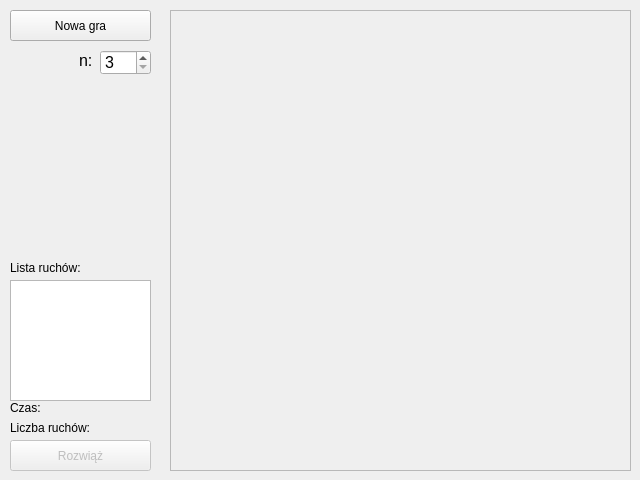
Before: the Qt Designer form mainwindow.ui in kaarkadiusz/SlidingPuzzle, drawn with Qt 5.
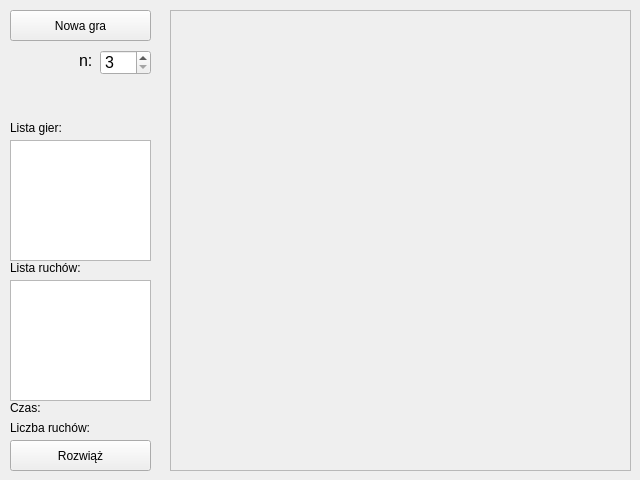
After: the same form once the commit is applied.

Commit message: Tworzenie wielu gier i przełączanie się miedzy nimi

```diff
--- a/mainwindow.ui
+++ b/mainwindow.ui
@@ -108,7 +108,7 @@
    </widget>
    <widget class="QPushButton" name="solveButton">
     <property name="enabled">
-     <bool>false</bool>
+     <bool>true</bool>
     </property>
     <property name="geometry">
      <rect>
@@ -214,6 +214,49 @@
      <string>Lista ruchów:</string>
     </property>
    </widget>
+   <widget class="QLabel" name="label_5">
+    <property name="geometry">
+     <rect>
+      <x>10</x>
+      <y>120</y>
+      <width>141</width>
+      <height>16</height>
+     </rect>
+    </property>
+    <property name="text">
+     <string>Lista gier:</string>
+    </property>
+   </widget>
+   <widget class="QListWidget" name="gamesList">
+    <property name="geometry">
+     <rect>
+      <x>10</x>
+      <y>140</y>
+      <width>141</width>
+      <height>121</height>
+     </rect>
+    </property>
+    <property name="font">
+     <font>
+      <pointsize>11</pointsize>
+     </font>
+    </property>
+    <property name="autoScrollMargin">
+     <number>0</number>
+    </property>
+    <property name="editTriggers">
+     <set>QAbstractItemView::CurrentChanged|QAbstractItemView::DoubleClicked|QAbstractItemView::SelectedClicked</set>
+    </property>
+    <property name="selectionMode">
+     <enum>QAbstractItemView::SingleSelection</enum>
+    </property>
+    <property name="selectionBehavior">
+     <enum>QAbstractItemView::SelectRows</enum>
+    </property>
+    <property name="uniformItemSizes">
+     <bool>true</bool>
+    </property>
+   </widget>
   </widget>
  </widget>
  <resources/>
```
The commit also changes 11 other files.
